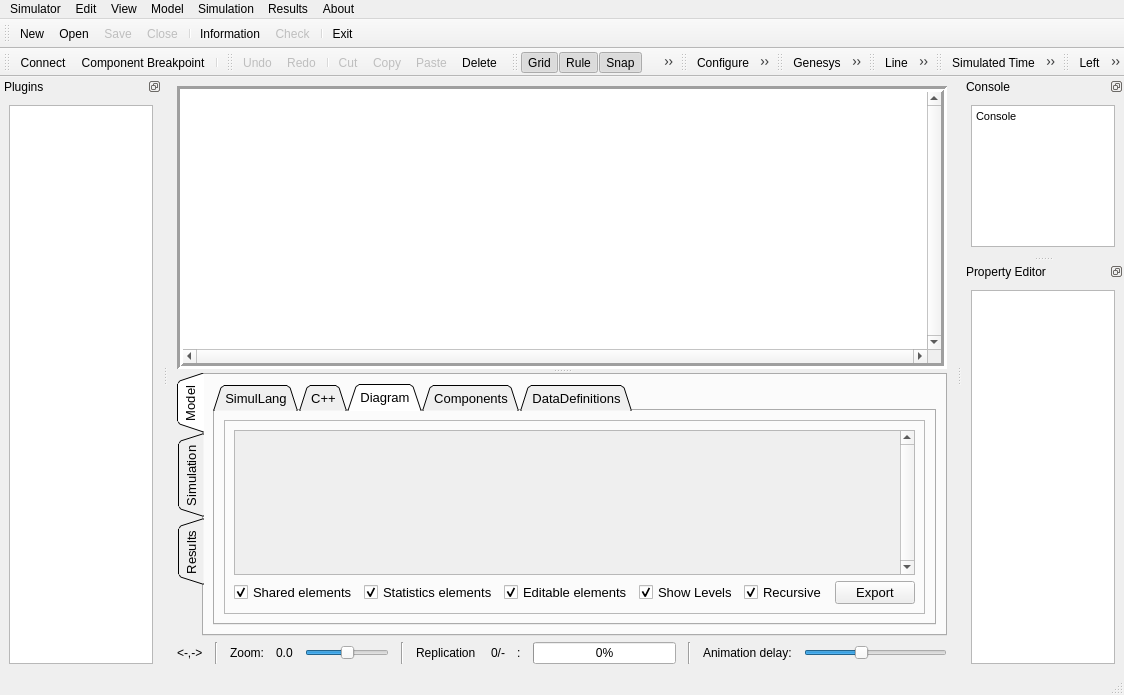
Qt form source/applications/gui/qt/GenesysQtGUI/mainwindow.ui (rlcancian/Genesys-Simulator) before a commit.
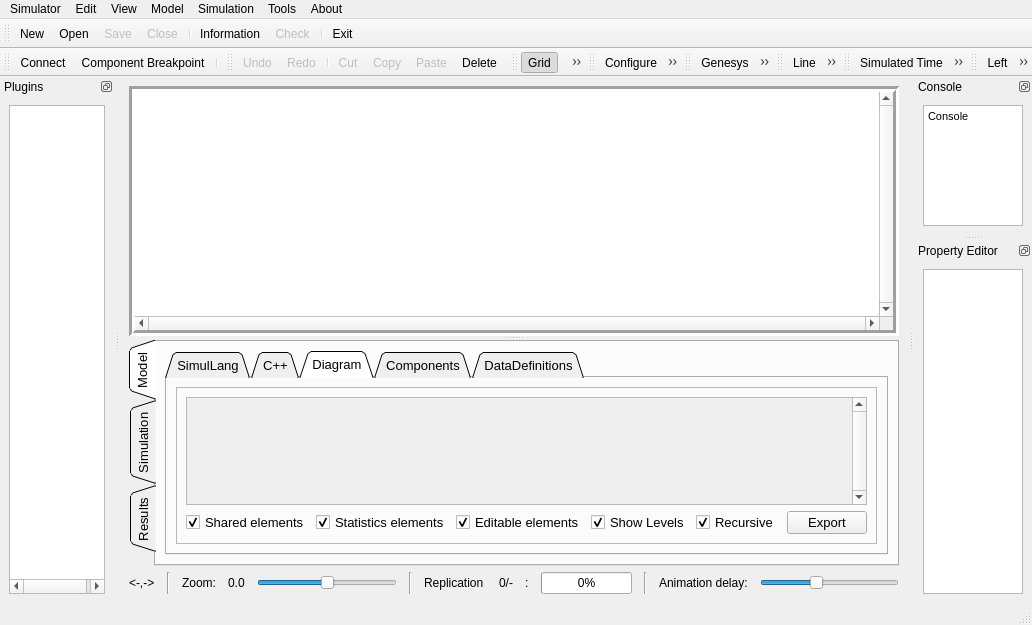
The same form after that commit. The open tabs and pages were chosen to show the change. Icons and pictures are not drawn. Custom widgets are drawn as their Qt base class.

Patch:
```diff
--- a/source/applications/gui/qt/GenesysQtGUI/mainwindow.ui
+++ b/source/applications/gui/qt/GenesysQtGUI/mainwindow.ui
@@ -6,8 +6,8 @@
    <rect>
     <x>0</x>
     <y>0</y>
-    <width>1124</width>
-    <height>695</height>
+    <width>1032</width>
+    <height>625</height>
    </rect>
   </property>
   <property name="windowTitle">
@@ -154,7 +154,7 @@
                      <x>0</x>
                      <y>0</y>
                      <width>688</width>
-                     <height>138</height>
+                     <height>70</height>
                     </rect>
                    </property>
                    <property name="autoFillBackground">
@@ -718,6 +718,12 @@
       </item>
       <item>
        <widget class="QSlider" name="horizontalSlider_ZoomGraphical">
+        <property name="sizePolicy">
+         <sizepolicy hsizetype="Expanding" vsizetype="Fixed">
+          <horstretch>2</horstretch>
+          <verstretch>0</verstretch>
+         </sizepolicy>
+        </property>
         <property name="minimum">
          <number>0</number>
         </property>
@@ -777,7 +783,7 @@
        <widget class="QProgressBar" name="progressBarSimulation">
         <property name="sizePolicy">
          <sizepolicy hsizetype="Expanding" vsizetype="Fixed">
-          <horstretch>2</horstretch>
+          <horstretch>1</horstretch>
           <verstretch>0</verstretch>
          </sizepolicy>
         </property>
@@ -845,7 +851,7 @@
     <rect>
      <x>0</x>
      <y>0</y>
-     <width>1124</width>
+     <width>1032</width>
      <height>22</height>
     </rect>
    </property>
@@ -988,7 +994,7 @@
    </widget>
    <widget class="QMenu" name="menuTools">
     <property name="title">
-     <string>Results</string>
+     <string>Tools</string>
     </property>
     <addaction name="actionToolsDataAnalyzer"/>
     <addaction name="actionToolsOptimizator"/>
```
Left out of the diff: 62 changed lines with no effect on the pictures.
